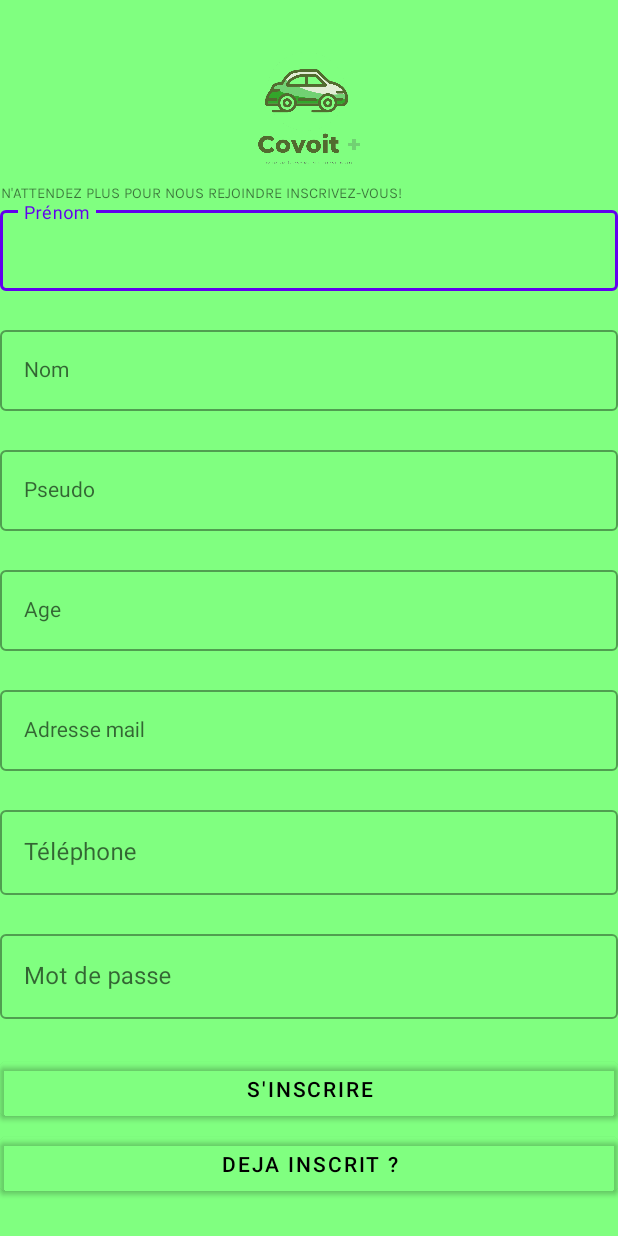
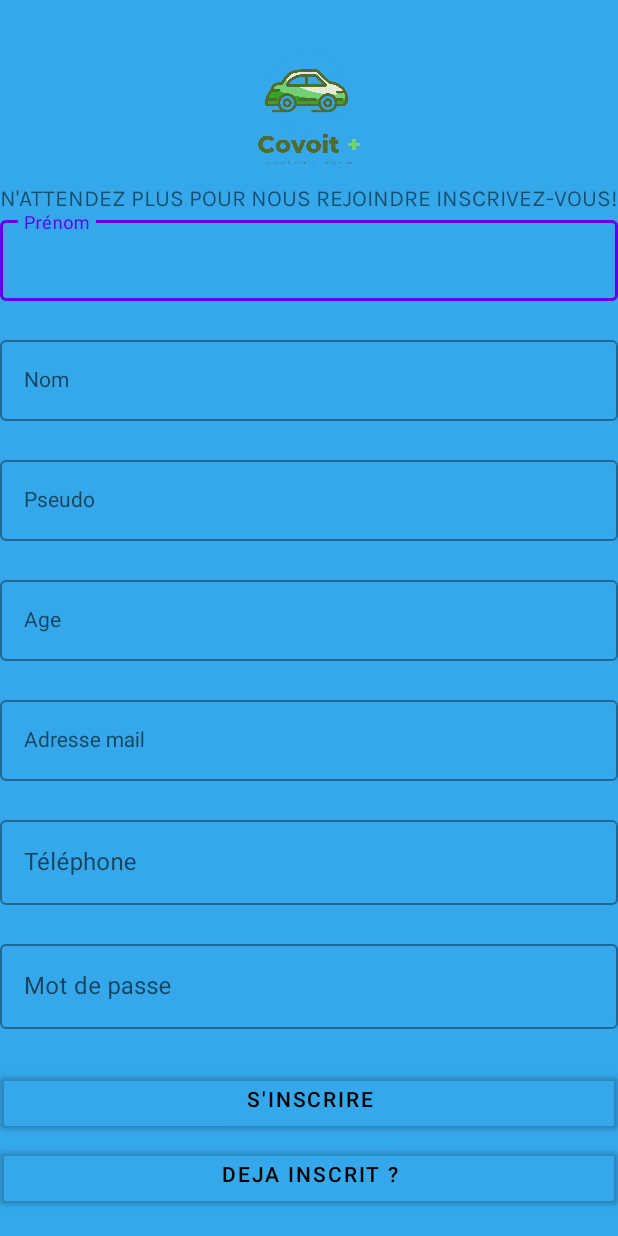
Before and after one commit to HamzaBoulid/Covoit-, an Android app: the Inscription screen opened directly, with no data from a screen before it, on a phone screen of 412 x 824 dp. Run offline under Robolectric (Android 15) with nearby library versions, the phone set to English and light mode, and no system bars; our stand-ins replace Firebase (no records; nobody signed in at launch, a user with empty details on screens opened directly).

Commit message:
Second commit

```diff
--- a/app/src/main/java/UN/Miage/covoit/Inscription.java
+++ b/app/src/main/java/UN/Miage/covoit/Inscription.java
@@ -2,6 +2,7 @@ package UN.Miage.covoit;
 
 import androidx.appcompat.app.AppCompatActivity;
 
+import android.content.Intent;
 import android.os.Bundle;
 import android.view.View;
 import android.view.WindowManager;
@@ -14,7 +15,7 @@ import com.google.firebase.database.FirebaseDatabase;
 
 public class Inscription extends AppCompatActivity {
     TextInputLayout nomInscription, prenomInscription, pseudoInscription, ageInscription, emailInscription, telephoneInscritpion, mdpInscription;
-    Button validerInscritpion;
+    Button validerInscritpion, retourAccueil;
     FirebaseDatabase BD = FirebaseDatabase.getInstance();
     DatabaseReference table;
 
@@ -66,7 +67,8 @@ public class Inscription extends AppCompatActivity {
             ageInscription.setError("Veuillez saisir votre age");
             return false;
             // AJOUTER VERIFIER AGE MAX ET MIN
-        }else{
+        }
+        else{
             ageInscription.setError(null);
             return true;
         }
@@ -79,7 +81,7 @@ public class Inscription extends AppCompatActivity {
 
     private Boolean validationEmail() {
         String email = emailInscription.getEditText().getText().toString();
-        String emailNorme = "[^([a-zA-Z0-9_\\-\\.]+)@([a-zA-Z0-9_\\-\\.]+)\\.([a-zA-Z]{2,5})$]";
+        String emailNorme = "[a-zA-Z0-9._-]+@[a-z]+\\.+[a-z]+";
         if (email.isEmpty()) {
             emailInscription.setError("Email nécessaire");
             return false;
@@ -87,12 +89,10 @@ public class Inscription extends AppCompatActivity {
             emailInscription.setError("Veuillez saisir un email valide");
             return false;
         }else {
-            pseudoInscription.setError(null);
+            emailInscription.setError(null);
             return true;
         }
     }
-
-
 
     @Override
     protected void onCreate(Bundle savedInstanceState) {
@@ -107,7 +107,7 @@ public class Inscription extends AppCompatActivity {
         telephoneInscritpion = findViewById(R.id.telephone_inscription);
         mdpInscription = findViewById(R.id.MDP_inscription);
         validerInscritpion = findViewById(R.id.button_inscription);
-
+        retourAccueil = findViewById(R.id.button_accueil);
 
         validerInscritpion.setOnClickListener(new View.OnClickListener(){
             @Override
@@ -126,7 +126,18 @@ public class Inscription extends AppCompatActivity {
                 Utilisateur utilisateur = new Utilisateur(nom, prenom, pseudo, age, email, telephone, mdp);
 
                 table = BD.getReference("users");
-                table.child(email).setValue(utilisateur);
+                table.child(pseudo).setValue(utilisateur);
+            }
+        });
+
+
+        retourAccueil.setOnClickListener(new View.OnClickListener(){
+            @Override
+            public void onClick(View view){
+                // AJOUTER UN SERVICE POUR MAINTENIR LACTIVITE INSCRIPTION EN VIE !
+                Intent accueil = new Intent(Inscription.this, EcranAccueil.class);
+                startActivity(accueil);
+                finish();
             }
         });
     }
--- a/app/src/main/res/layout/activity_ecran_accueil.xml
+++ b/app/src/main/res/layout/activity_ecran_accueil.xml
@@ -6,7 +6,7 @@
     android:layout_width="match_parent"
     android:layout_height="match_parent"
     tools:context=".EcranAccueil"
-    android:background="#80ff80">
+    android:background="#34a8eb">
 
 
 
--- a/app/src/main/res/layout/activity_inscription.xml
+++ b/app/src/main/res/layout/activity_inscription.xml
@@ -6,7 +6,7 @@
     android:layout_height="match_parent"
     tools:context=".Inscription"
     android:orientation="vertical"
-    android:background="#80ff80">
+    android:background="#34a8eb">
 
     <ImageView
         android:id="@+id/logo"
@@ -21,7 +21,7 @@
         android:layout_width="wrap_content"
         android:layout_height="wrap_content"
         android:text="N'ATTENDEZ PLUS POUR NOUS REJOINDRE INSCRIVEZ-VOUS!"
-        android:textSize="10dp"
+        android:textSize="15dp"
         android:gravity="center"
         android:fontFamily="@font/karla"
         />
@@ -130,6 +130,7 @@
             android:textColor="@color/black">
         </com.google.android.material.button.MaterialButton>
         <com.google.android.material.button.MaterialButton
+            android:id="@+id/button_accueil"
             android:layout_marginTop="2dp"
             android:layout_width="match_parent"
             android:layout_height="wrap_content"
--- a/app/src/main/res/layout/activity_main.xml
+++ b/app/src/main/res/layout/activity_main.xml
@@ -5,7 +5,7 @@
     android:layout_width="match_parent"
     android:layout_height="match_parent"
     tools:context=".MainActivity"
-    android:background="#80ff80">
+    android:background="#34a8eb">
 
     <ImageView
         android:id="@+id/imageAccueil"
```
Also changed, not shown: 1 other file.
